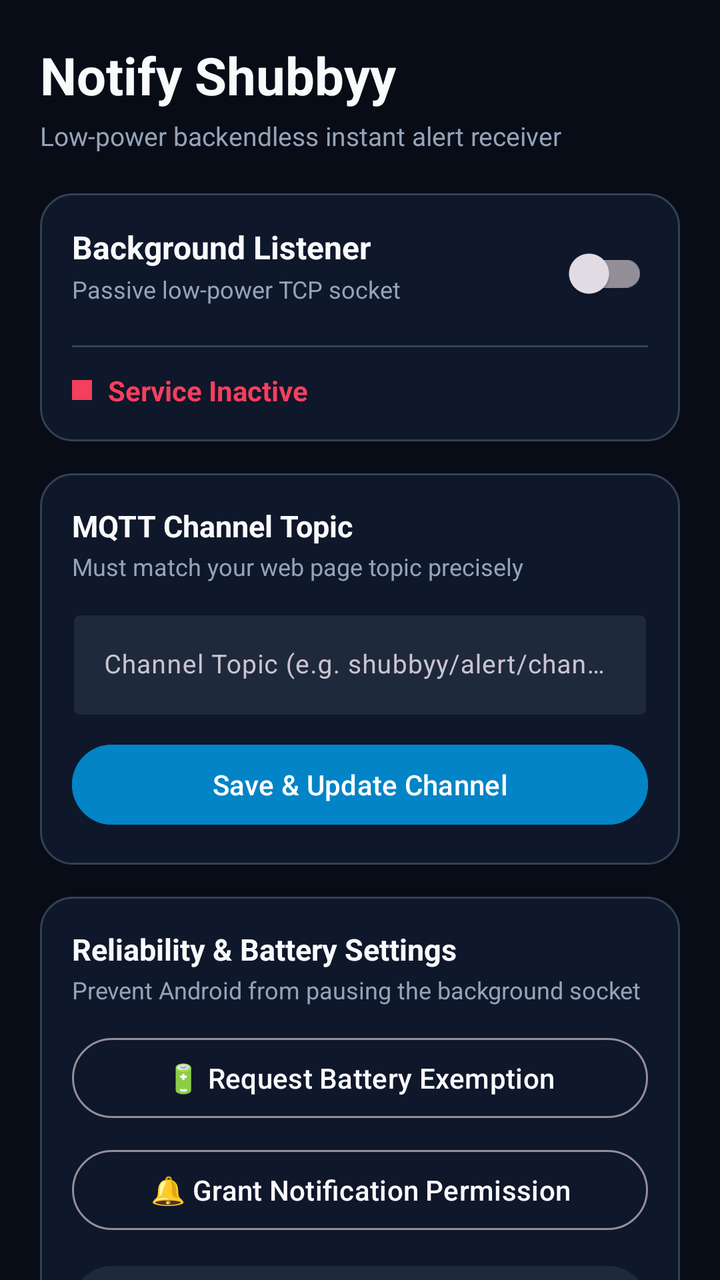
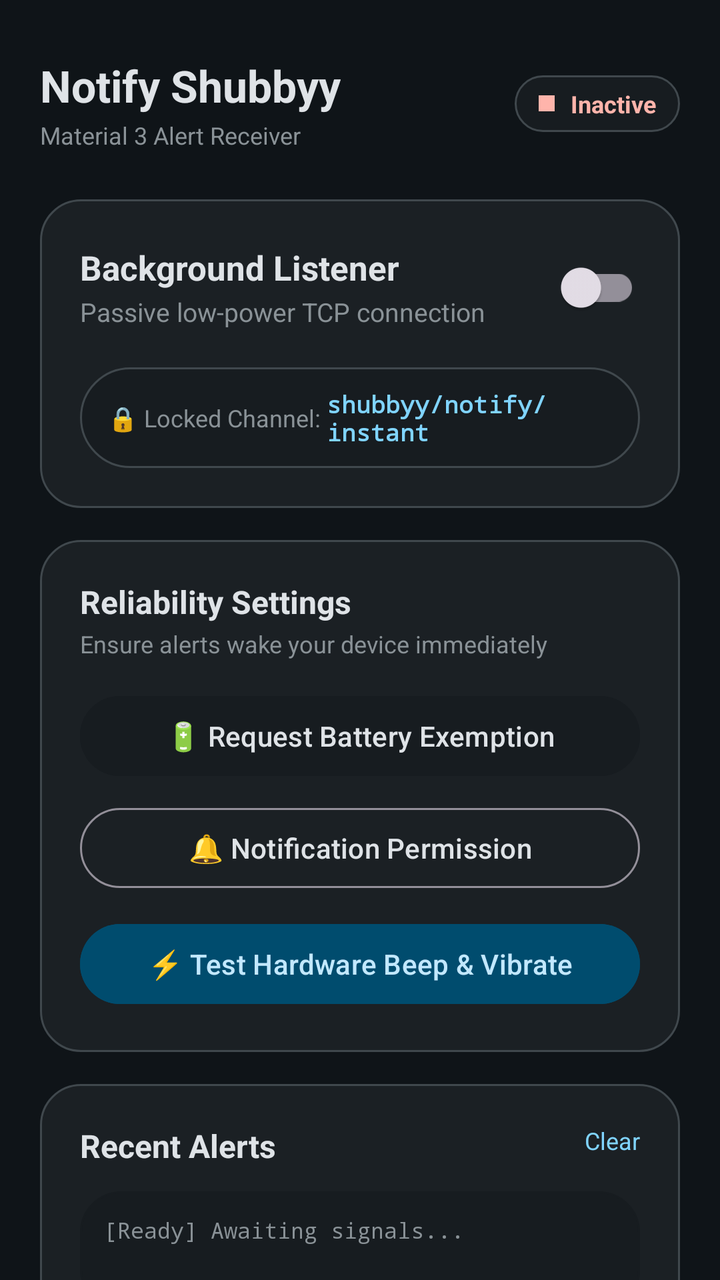

Screens rendered from an Android XML layout before and after an edit, with the pre-edit source and the edit as a unified diff.
<!-- AndroidManifest.xml: application theme Theme.NotifyShubbyy -->
<!-- res/layout/activity_main.xml -->
<?xml version="1.0" encoding="utf-8"?>
<androidx.core.widget.NestedScrollView xmlns:android="http://schemas.android.com/apk/res/android"
    xmlns:app="http://schemas.android.com/apk/res-auto"
    xmlns:tools="http://schemas.android.com/tools"
    android:layout_width="match_parent"
    android:layout_height="match_parent"
    android:background="@color/background"
    android:fillViewport="true">

    <LinearLayout
        android:layout_width="match_parent"
        android:layout_height="wrap_content"
        android:orientation="vertical"
        android:padding="20dp">

        
        <TextView
            android:layout_width="wrap_content"
            android:layout_height="wrap_content"
            android:text="Notify Shubbyy"
            android:textColor="@color/text_primary"
            android:textSize="26sp"
            android:textStyle="bold" />

        <TextView
            android:layout_width="wrap_content"
            android:layout_height="wrap_content"
            android:layout_marginTop="4dp"
            android:text="Low-power backendless instant alert receiver"
            android:textColor="@color/text_secondary"
            android:textSize="13sp" />

        
        <LinearLayout
            android:layout_width="match_parent"
            android:layout_height="wrap_content"
            android:layout_marginTop="20dp"
            android:background="@drawable/bg_card"
            android:orientation="vertical"
            android:padding="16dp">

            <RelativeLayout
                android:layout_width="match_parent"
                android:layout_height="wrap_content">

                <TextView
                    android:id="@+id/tvServiceTitle"
                    android:layout_width="wrap_content"
                    android:layout_height="wrap_content"
                    android:text="Background Listener"
                    android:textColor="@color/text_primary"
                    android:textSize="16sp"
                    android:textStyle="bold" />

                <TextView
                    android:id="@+id/tvStatusSubtitle"
                    android:layout_width="wrap_content"
                    android:layout_height="wrap_content"
                    android:layout_below="@id/tvServiceTitle"
                    android:layout_marginTop="2dp"
                    android:text="Passive low-power TCP socket"
                    android:textColor="@color/text_secondary"
                    android:textSize="12sp" />

                <com.google.android.material.switchmaterial.SwitchMaterial
                    android:id="@+id/switchService"
                    android:layout_width="wrap_content"
                    android:layout_height="wrap_content"
                    android:layout_alignParentEnd="true"
                    android:layout_centerVertical="true" />
            </RelativeLayout>

            <View
                android:layout_width="match_parent"
                android:layout_height="1dp"
                android:layout_marginTop="12dp"
                android:layout_marginBottom="12dp"
                android:background="@color/border" />

            <LinearLayout
                android:layout_width="match_parent"
                android:layout_height="wrap_content"
                android:gravity="center_vertical"
                android:orientation="horizontal">

                <View
                    android:id="@+id/viewStatusDot"
                    android:layout_width="10dp"
                    android:layout_height="10dp"
                    android:background="@color/rose" />

                <TextView
                    android:id="@+id/tvLiveStatus"
                    android:layout_width="wrap_content"
                    android:layout_height="wrap_content"
                    android:layout_marginStart="8dp"
                    android:text="Service Inactive"
                    android:textColor="@color/rose"
                    android:textSize="14sp"
                    android:textStyle="bold" />
            </LinearLayout>

        </LinearLayout>

        
        <LinearLayout
            android:layout_width="match_parent"
            android:layout_height="wrap_content"
            android:layout_marginTop="16dp"
            android:background="@drawable/bg_card"
            android:orientation="vertical"
            android:padding="16dp">

            <TextView
                android:layout_width="wrap_content"
                android:layout_height="wrap_content"
                android:text="MQTT Channel Topic"
                android:textColor="@color/text_primary"
                android:textSize="15sp"
                android:textStyle="bold" />

            <TextView
                android:layout_width="wrap_content"
                android:layout_height="wrap_content"
                android:layout_marginTop="2dp"
                android:text="Must match your web page topic precisely"
                android:textColor="@color/text_secondary"
                android:textSize="12sp" />

            <com.google.android.material.textfield.TextInputLayout
                android:layout_width="match_parent"
                android:layout_height="wrap_content"
                android:layout_marginTop="10dp"
                app:boxBackgroundColor="@color/surface_variant"
                app:boxStrokeColor="@color/primary"
                app:hintTextColor="@color/primary">

                <com.google.android.material.textfield.TextInputEditText
                    android:id="@+id/etTopic"
                    android:layout_width="match_parent"
                    android:layout_height="wrap_content"
                    android:hint="Channel Topic (e.g. shubbyy/alert/channel_1)"
                    android:inputType="textUri"
                    android:textColor="@color/text_primary"
                    android:textSize="13sp" />
            </com.google.android.material.textfield.TextInputLayout>

            <Button
                android:id="@+id/btnSaveTopic"
                android:layout_width="match_parent"
                android:layout_height="wrap_content"
                android:layout_marginTop="10dp"
                android:backgroundTint="@color/primary"
                android:text="Save &amp; Update Channel"
                android:textColor="@android:color/white" />

        </LinearLayout>

        
        <LinearLayout
            android:layout_width="match_parent"
            android:layout_height="wrap_content"
            android:layout_marginTop="16dp"
            android:background="@drawable/bg_card"
            android:orientation="vertical"
            android:padding="16dp">

            <TextView
                android:layout_width="wrap_content"
                android:layout_height="wrap_content"
                android:text="Reliability &amp; Battery Settings"
                android:textColor="@color/text_primary"
                android:textSize="15sp"
                android:textStyle="bold" />

            <TextView
                android:layout_width="wrap_content"
                android:layout_height="wrap_content"
                android:layout_marginTop="2dp"
                android:text="Prevent Android from pausing the background socket"
                android:textColor="@color/text_secondary"
                android:textSize="12sp" />

            
            <Button
                android:id="@+id/btnBatteryOpt"
                style="@style/Widget.Material3.Button.OutlinedButton"
                android:layout_width="match_parent"
                android:layout_height="wrap_content"
                android:layout_marginTop="12dp"
                android:text="🔋 Request Battery Exemption"
                android:textColor="@color/text_primary" />

            
            <Button
                android:id="@+id/btnNotificationPerm"
                style="@style/Widget.Material3.Button.OutlinedButton"
                android:layout_width="match_parent"
                android:layout_height="wrap_content"
                android:layout_marginTop="8dp"
                android:text="🔔 Grant Notification Permission"
                android:textColor="@color/text_primary" />

            
            <Button
                android:id="@+id/btnTestBeep"
                android:layout_width="match_parent"
                android:layout_height="wrap_content"
                android:layout_marginTop="10dp"
                android:backgroundTint="@color/surface_variant"
                android:text="⚡ Test Hardware Beep &amp; Vibrate"
                android:textColor="@color/text_primary" />

        </LinearLayout>

        
        <LinearLayout
            android:layout_width="match_parent"
            android:layout_height="wrap_content"
            android:layout_marginTop="16dp"
            android:layout_marginBottom="24dp"
            android:background="@drawable/bg_card"
            android:orientation="vertical"
            android:padding="16dp">

            <RelativeLayout
                android:layout_width="match_parent"
                android:layout_height="wrap_content">

                <TextView
                    android:layout_width="wrap_content"
                    android:layout_height="wrap_content"
                    android:text="Trigger Event Log"
                    android:textColor="@color/text_primary"
                    android:textSize="15sp"
                    android:textStyle="bold" />

                <TextView
                    android:id="@+id/btnClearLog"
                    android:layout_width="wrap_content"
                    android:layout_height="wrap_content"
                    android:layout_alignParentEnd="true"
                    android:text="Clear"
                    android:textColor="@color/primary"
                    android:textSize="12sp" />
            </RelativeLayout>

            <TextView
                android:id="@+id/tvEventLog"
                android:layout_width="match_parent"
                android:layout_height="wrap_content"
                android:layout_marginTop="10dp"
                android:background="@color/surface_variant"
                android:fontFamily="monospace"
                android:minHeight="80dp"
                android:padding="10dp"
                android:text="[Ready] Awaiting signals...\n"
                android:textColor="@color/text_secondary"
                android:textSize="11sp" />

        </LinearLayout>

    </LinearLayout>

</androidx.core.widget.NestedScrollView>
<!-- resources referenced by this layout -->
<resources>
  <color name="background">#080C16</color>
  <color name="border">#334155</color>
  <color name="primary">#0284C7</color>
  <color name="rose">#F43F5E</color>
  <color name="surface_variant">#1E293B</color>
  <color name="text_primary">#F8FAFC</color>
  <color name="text_secondary">#94A3B8</color>
  <!-- drawable bg_card (drawable) -->
  <?xml version="1.0" encoding="utf-8"?>
  <shape xmlns:android="http://schemas.android.com/apk/res/android"
      android:shape="rectangle">
      <solid android:color="@color/surface" />
      <stroke
          android:width="1dp"
          android:color="@color/border" />
      <corners android:radius="16dp" />
  </shape>
  <style name="Theme.NotifyShubbyy" parent="Theme.Material3.Dark.NoActionBar">
          <item name="colorPrimary">@color/primary</item>
          <item name="colorSecondary">@color/secondary</item>
          <item name="android:statusBarColor">@color/background</item>
          <item name="android:navigationBarColor">@color/background</item>
          <item name="android:windowBackground">@color/background</item>
      </style>
  <color name="surface">#0F172A</color>
  <color name="secondary">#8B5CF6</color>
</resources>

<!-- the commit's change to res/layout/activity_main.xml (unified diff, before → after) -->
@@ -14,53 +14,101 @@
         android:padding="20dp">
 
         
-        <TextView
-            android:layout_width="wrap_content"
-            android:layout_height="wrap_content"
-            android:text="Notify Shubbyy"
-            android:textColor="@color/text_primary"
-            android:textSize="26sp"
-            android:textStyle="bold" />
-
-        <TextView
-            android:layout_width="wrap_content"
-            android:layout_height="wrap_content"
-            android:layout_marginTop="4dp"
-            android:text="Low-power backendless instant alert receiver"
-            android:textColor="@color/text_secondary"
-            android:textSize="13sp" />
+        <RelativeLayout
+            android:layout_width="match_parent"
+            android:layout_height="wrap_content"
+            android:layout_marginTop="8dp"
+            android:layout_marginBottom="24dp">
+
+            <LinearLayout
+                android:layout_width="wrap_content"
+                android:layout_height="wrap_content"
+                android:layout_centerVertical="true"
+                android:orientation="vertical">
+
+                <TextView
+                    android:layout_width="wrap_content"
+                    android:layout_height="wrap_content"
+                    android:text="Notify Shubbyy"
+                    android:textColor="@color/text_primary"
+                    android:textSize="22sp"
+                    android:textStyle="bold" />
+
+                <TextView
+                    android:layout_width="wrap_content"
+                    android:layout_height="wrap_content"
+                    android:layout_marginTop="2dp"
+                    android:text="Material 3 Alert Receiver"
+                    android:textColor="@color/text_secondary"
+                    android:textSize="12sp" />
+            </LinearLayout>
+
+            
+            <LinearLayout
+                android:id="@+id/chipStatus"
+                android:layout_width="wrap_content"
+                android:layout_height="wrap_content"
+                android:layout_alignParentEnd="true"
+                android:layout_centerVertical="true"
+                android:background="@drawable/bg_pill"
+                android:gravity="center_vertical"
+                android:paddingHorizontal="12dp"
+                android:paddingVertical="6dp">
+
+                <View
+                    android:id="@+id/viewStatusDot"
+                    android:layout_width="8dp"
+                    android:layout_height="8dp"
+                    android:background="@color/error" />
+
+                <TextView
+                    android:id="@+id/tvLiveStatus"
+                    android:layout_width="wrap_content"
+                    android:layout_height="wrap_content"
+                    android:layout_marginStart="8dp"
+                    android:text="Inactive"
+                    android:textColor="@color/error"
+                    android:textSize="12sp"
+                    android:textStyle="bold" />
+            </LinearLayout>
+        </RelativeLayout>
 
         
         <LinearLayout
             android:layout_width="match_parent"
             android:layout_height="wrap_content"
-            android:layout_marginTop="20dp"
             android:background="@drawable/bg_card"
             android:orientation="vertical"
-            android:padding="16dp">
+            android:padding="20dp">
 
             <RelativeLayout
                 android:layout_width="match_parent"
                 android:layout_height="wrap_content">
 
-                <TextView
-                    android:id="@+id/tvServiceTitle"
-                    android:layout_width="wrap_content"
-                    android:layout_height="wrap_content"
-                    android:text="Background Listener"
-                    android:textColor="@color/text_primary"
-                    android:textSize="16sp"
-                    android:textStyle="bold" />
-
-                <TextView
-                    android:id="@+id/tvStatusSubtitle"
-                    android:layout_width="wrap_content"
-                    android:layout_height="wrap_content"
-                    android:layout_below="@id/tvServiceTitle"
-                    android:layout_marginTop="2dp"
-                    android:text="Passive low-power TCP socket"
-                    android:textColor="@color/text_secondary"
-                    android:textSize="12sp" />
+                <LinearLayout
+                    android:layout_width="wrap_content"
+                    android:layout_height="wrap_content"
+                    android:layout_alignParentStart="true"
+                    android:layout_centerVertical="true"
+                    android:layout_toStartOf="@id/switchService"
+                    android:orientation="vertical">
+
+                    <TextView
+                        android:layout_width="wrap_content"
+                        android:layout_height="wrap_content"
+                        android:text="Background Listener"
+                        android:textColor="@color/text_primary"
+                        android:textSize="17sp"
+                        android:textStyle="bold" />
+
+                    <TextView
+                        android:layout_width="wrap_content"
+                        android:layout_height="wrap_content"
+                        android:layout_marginTop="2dp"
+                        android:text="Passive low-power TCP connection"
+                        android:textColor="@color/text_secondary"
+                        android:textSize="13sp" />
+                </LinearLayout>
 
                 <com.google.android.material.switchmaterial.SwitchMaterial
                     android:id="@+id/switchService"
@@ -70,34 +118,31 @@
                     android:layout_centerVertical="true" />
             </RelativeLayout>
 
-            <View
-                android:layout_width="match_parent"
-                android:layout_height="1dp"
-                android:layout_marginTop="12dp"
-                android:layout_marginBottom="12dp"
-                android:background="@color/border" />
-
+            
             <LinearLayout
                 android:layout_width="match_parent"
                 android:layout_height="wrap_content"
-                android:gravity="center_vertical"
-                android:orientation="horizontal">
-
-                <View
-                    android:id="@+id/viewStatusDot"
-                    android:layout_width="10dp"
-                    android:layout_height="10dp"
-                    android:background="@color/rose" />
-
-                <TextView
-                    android:id="@+id/tvLiveStatus"
-                    android:layout_width="wrap_content"
-                    android:layout_height="wrap_content"
-                    android:layout_marginStart="8dp"
-                    android:text="Service Inactive"
-                    android:textColor="@color/rose"
-                    android:textSize="14sp"
-                    android:textStyle="bold" />
+                android:layout_marginTop="16dp"
+                android:background="@drawable/bg_pill"
+                android:gravity="center"
+                android:paddingVertical="10dp"
+                android:paddingHorizontal="14dp">
+
+                <TextView
+                    android:layout_width="wrap_content"
+                    android:layout_height="wrap_content"
+                    android:text="🔒 Locked Channel: "
+                    android:textColor="@color/text_secondary"
+                    android:textSize="12sp" />
+
+                <TextView
+                    android:layout_width="wrap_content"
+                    android:layout_height="wrap_content"
+                    android:text="shubbyy/notify/instant"
+                    android:textColor="@color/primary"
+                    android:textSize="12sp"
+                    android:textStyle="bold"
+                    android:fontFamily="monospace" />
             </LinearLayout>
 
         </LinearLayout>
@@ -109,85 +154,32 @@
             android:layout_marginTop="16dp"
             android:background="@drawable/bg_card"
             android:orientation="vertical"
-            android:padding="16dp">
+            android:padding="20dp">
 
             <TextView
                 android:layout_width="wrap_content"
                 android:layout_height="wrap_content"
-                android:text="MQTT Channel Topic"
+                android:text="Reliability Settings"
                 android:textColor="@color/text_primary"
-                android:textSize="15sp"
+                android:textSize="16sp"
                 android:textStyle="bold" />
 
             <TextView
                 android:layout_width="wrap_content"
                 android:layout_height="wrap_content"
                 android:layout_marginTop="2dp"
-                android:text="Must match your web page topic precisely"
+                android:text="Ensure alerts wake your device immediately"
                 android:textColor="@color/text_secondary"
                 android:textSize="12sp" />
 
-            <com.google.android.material.textfield.TextInputLayout
-                android:layout_width="match_parent"
-                android:layout_height="wrap_content"
-                android:layout_marginTop="10dp"
-                app:boxBackgroundColor="@color/surface_variant"
-                app:boxStrokeColor="@color/primary"
-                app:hintTextColor="@color/primary">
-
-                <com.google.android.material.textfield.TextInputEditText
-                    android:id="@+id/etTopic"
-                    android:layout_width="match_parent"
-                    android:layout_height="wrap_content"
-                    android:hint="Channel Topic (e.g. shubbyy/alert/channel_1)"
-                    android:inputType="textUri"
-                    android:textColor="@color/text_primary"
-                    android:textSize="13sp" />
-            </com.google.android.material.textfield.TextInputLayout>
-
-            <Button
-                android:id="@+id/btnSaveTopic"
-                android:layout_width="match_parent"
-                android:layout_height="wrap_content"
-                android:layout_marginTop="10dp"
-                android:backgroundTint="@color/primary"
-                android:text="Save &amp; Update Channel"
-                android:textColor="@android:color/white" />
-
-        </LinearLayout>
-
-        
-        <LinearLayout
-            android:layout_width="match_parent"
-            android:layout_height="wrap_content"
-            android:layout_marginTop="16dp"
-            android:background="@drawable/bg_card"
-            android:orientation="vertical"
-            android:padding="16dp">
-
-            <TextView
-                android:layout_width="wrap_content"
-                android:layout_height="wrap_content"
-                android:text="Reliability &amp; Battery Settings"
-                android:textColor="@color/text_primary"
-                android:textSize="15sp"
-                android:textStyle="bold" />
-
-            <TextView
-                android:layout_width="wrap_content"
-                android:layout_height="wrap_content"
-                android:layout_marginTop="2dp"
-                android:text="Prevent Android from pausing the background socket"
-                android:textColor="@color/text_secondary"
-                android:textSize="12sp" />
-
             
             <Button
                 android:id="@+id/btnBatteryOpt"
-                style="@style/Widget.Material3.Button.OutlinedButton"
-                android:layout_width="match_parent"
-                android:layout_height="wrap_content"
-                android:layout_marginTop="12dp"
+                style="@style/Widget.Material3.Button.TonalButton"
+                android:layout_width="match_parent"
+                android:layout_height="wrap_content"
+                android:layout_marginTop="14dp"
+                android:backgroundTint="@color/surface"
                 android:text="🔋 Request Battery Exemption"
                 android:textColor="@color/text_primary" />
 
@@ -198,18 +190,19 @@
                 android:layout_width="match_parent"
                 android:layout_height="wrap_content"
                 android:layout_marginTop="8dp"
-                android:text="🔔 Grant Notification Permission"
+                android:text="🔔 Notification Permission"
                 android:textColor="@color/text_primary" />
 
             
             <Button
                 android:id="@+id/btnTestBeep"
+                style="@style/Widget.Material3.Button"
                 android:layout_width="match_parent"
                 android:layout_height="wrap_content"
                 android:layout_marginTop="10dp"
-                android:backgroundTint="@color/surface_variant"
+                android:backgroundTint="@color/primary_container"
                 android:text="⚡ Test Hardware Beep &amp; Vibrate"
-                android:textColor="@color/text_primary" />
+                android:textColor="@color/on_primary_container" />
 
         </LinearLayout>
 
@@ -221,7 +214,7 @@
             android:layout_marginBottom="24dp"
             android:background="@drawable/bg_card"
             android:orientation="vertical"
-            android:padding="16dp">
+            android:padding="20dp">
 
             <RelativeLayout
                 android:layout_width="match_parent"
@@ -230,9 +223,9 @@
                 <TextView
                     android:layout_width="wrap_content"
                     android:layout_height="wrap_content"
-                    android:text="Trigger Event Log"
+                    android:text="Recent Alerts"
                     android:textColor="@color/text_primary"
-                    android:textSize="15sp"
+                    android:textSize="16sp"
                     android:textStyle="bold" />
 
                 <TextView
@@ -249,11 +242,12 @@
                 android:id="@+id/tvEventLog"
                 android:layout_width="match_parent"
                 android:layout_height="wrap_content"
-                android:layout_marginTop="10dp"
-                android:background="@color/surface_variant"
+                android:layout_marginTop="12dp"
+                android:background="@drawable/bg_card"
+                android:backgroundTint="@color/surface"
                 android:fontFamily="monospace"
-                android:minHeight="80dp"
-                android:padding="10dp"
+                android:minHeight="60dp"
+                android:padding="12dp"
                 android:text="[Ready] Awaiting signals...\n"
                 android:textColor="@color/text_secondary"
                 android:textSize="11sp" />
<!-- resource entries referenced after the edit -->
@@ -1,21 +1,31 @@
 <!-- resources referenced by this layout -->
 <resources>
-  <color name="background">#080C16</color>
-  <color name="border">#334155</color>
-  <color name="primary">#0284C7</color>
-  <color name="rose">#F43F5E</color>
-  <color name="surface_variant">#1E293B</color>
-  <color name="text_primary">#F8FAFC</color>
-  <color name="text_secondary">#94A3B8</color>
+  <color name="background">#0F1418</color>
+  <color name="error">#FFB4AB</color>
+  <color name="on_primary_container">#C2E8FF</color>
+  <color name="primary">#80D4FF</color>
+  <color name="primary_container">#004C6E</color>
+  <color name="text_primary">#DFE3E7</color>
+  <color name="text_secondary">#8A9297</color>
   <!-- drawable bg_card (drawable) -->
+  <?xml version="1.0" encoding="utf-8"?>
+  <shape xmlns:android="http://schemas.android.com/apk/res/android"
+      android:shape="rectangle">
+      <solid android:color="@color/surface_container" />
+      <stroke
+          android:width="1dp"
+          android:color="@color/outline" />
+      <corners android:radius="20dp" />
+  </shape>
+  <!-- drawable bg_pill (drawable) -->
   <?xml version="1.0" encoding="utf-8"?>
   <shape xmlns:android="http://schemas.android.com/apk/res/android"
       android:shape="rectangle">
       <solid android:color="@color/surface" />
       <stroke
           android:width="1dp"
-          android:color="@color/border" />
-      <corners android:radius="16dp" />
+          android:color="@color/outline" />
+      <corners android:radius="999dp" />
   </shape>
   <style name="Theme.NotifyShubbyy" parent="Theme.Material3.Dark.NoActionBar">
           <item name="colorPrimary">@color/primary</item>
@@ -24,7 +34,9 @@
           <item name="android:navigationBarColor">@color/background</item>
           <item name="android:windowBackground">@color/background</item>
       </style>
-  <color name="surface">#0F172A</color>
-  <color name="secondary">#8B5CF6</color>
+  <color name="surface_container">#1B2024</color>
+  <color name="outline">#40484D</color>
+  <color name="surface">#171C20</color>
+  <color name="secondary">#B5C9D7</color>
 </resources>
 
